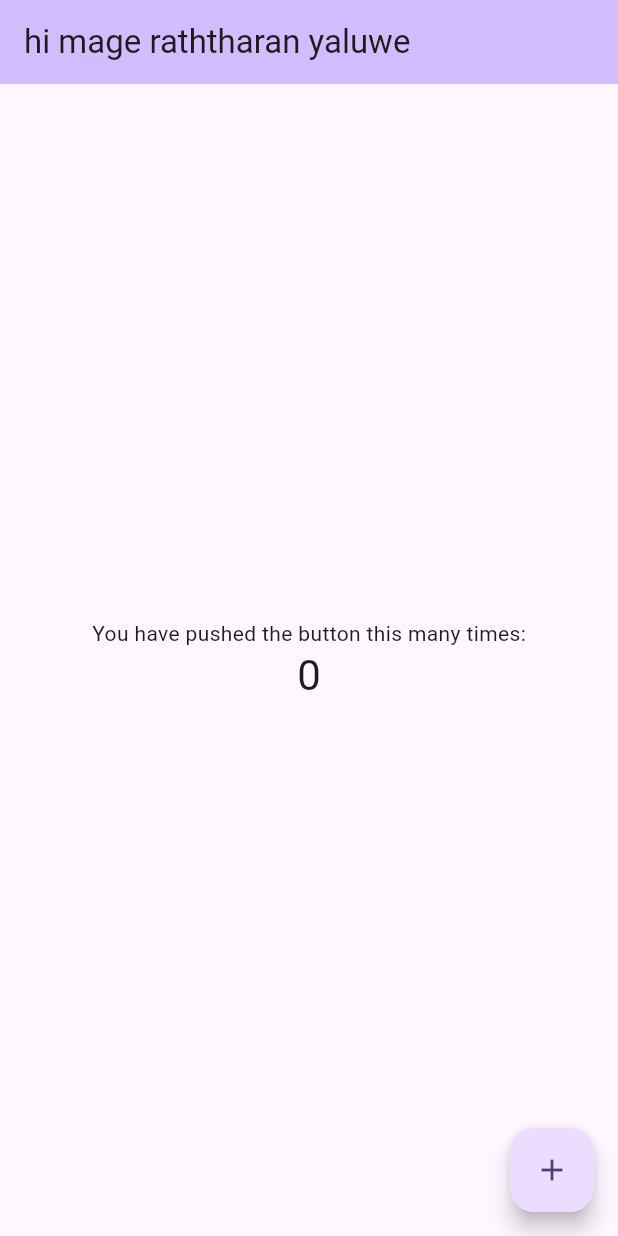
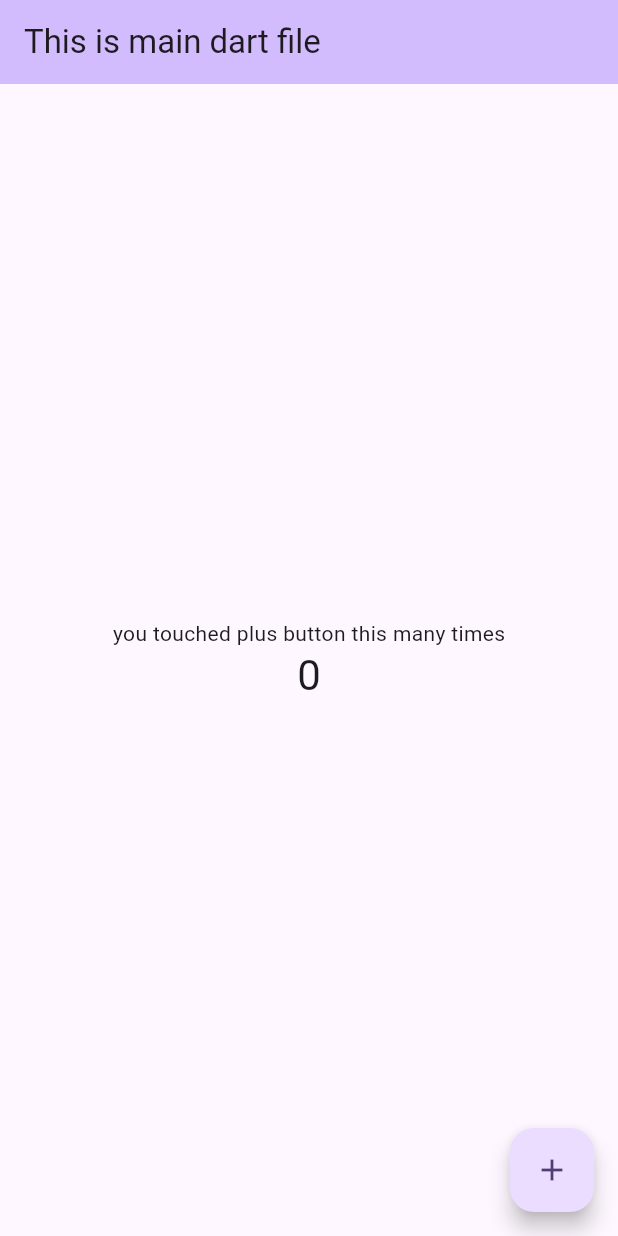
Before and after one commit to SadeepaGajanayaka/DementiaLink, a Flutter app: the screen it shows after launch, on a phone screen of 412 x 824 dp. Run offline on Flutter 3.47's test engine with Material 3 defaults, Android fonts, the phone set to English and light mode, and no system bars; our stand-ins replace firebase_core, just_audio; accounts and stored records are empty.

Commit message:
updated main

```diff
--- a/lib/main.dart
+++ b/lib/main.dart
@@ -37,7 +37,7 @@ class MyApp extends StatelessWidget {
         colorScheme: ColorScheme.fromSeed(seedColor: Colors.deepPurple),
         useMaterial3: true,
       ),
-      home: const MyHomePage(title: 'hi mage raththaran yaluwe'),
+      home: const MyHomePage(title: 'This is main dart file'),
     );
   }
 }
@@ -112,7 +112,7 @@ class _MyHomePageState extends State<MyHomePage> {
           mainAxisAlignment: MainAxisAlignment.center,
           children: <Widget>[
             const Text(
-              'You have pushed the button this many times:',
+              'you touched plus button this many times',
             ),
             Text(
               '$_counter',
```
